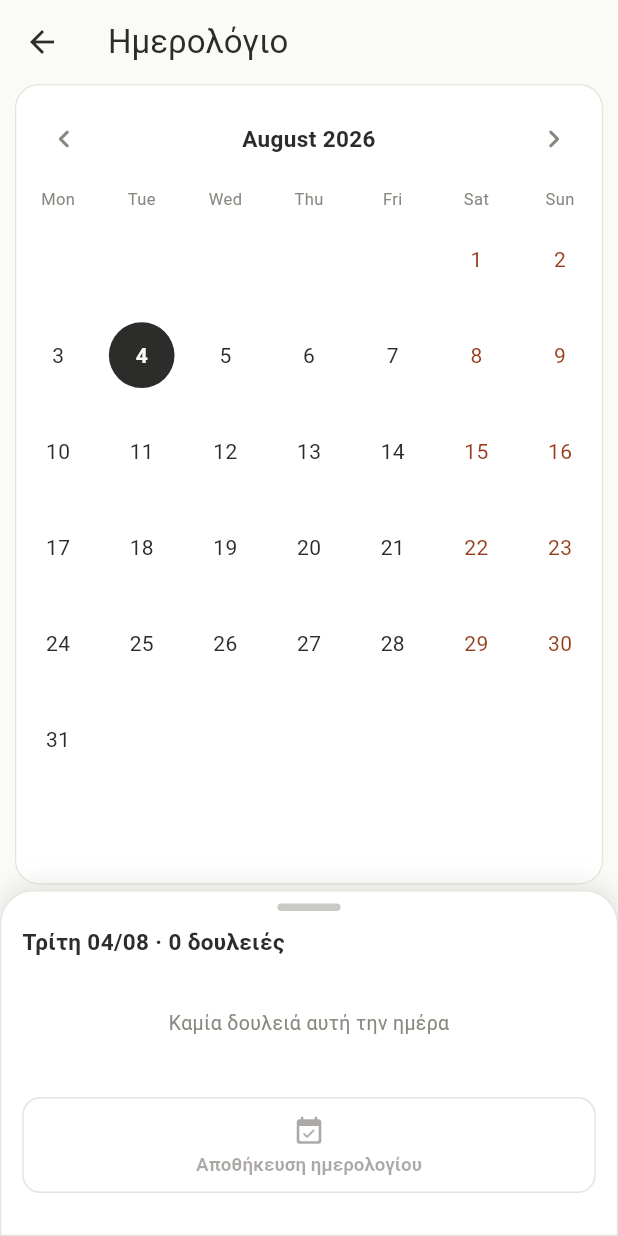
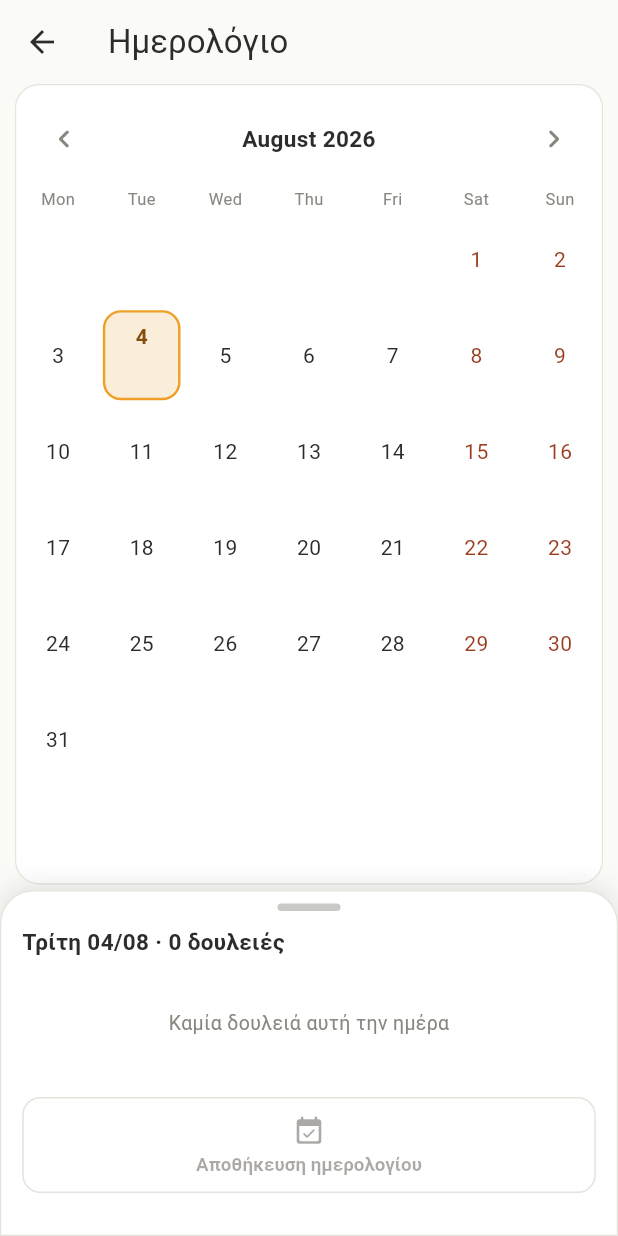
Before and after one commit to techtacy-taxi/Taxi-app-web, a Flutter app: the JobsCalendarPage screen opened directly with empty values, on a phone screen of 412 x 824 dp. Run offline on Flutter 3.47's test engine with Material 3 defaults, Android fonts, the phone set to English and light mode, and no system bars; drawn by our look-alikes of table_calendar; our stand-ins replace cloud_firestore, cloud_functions, firebase_auth, firebase_core, firebase_messaging, flutter_colorpicker and 14 more; missing offline and left inert: audio_session, dart:html, dart:js_interop, flutter_foreground_task, flutter_sound; accounts and stored records are empty.

Commit message:
εγραφη νεου χριστη και ειδοποιηση + μαζικα εβεντ - δουλεια google calendar + Χρωματα

```diff
--- a/lib/calendar/jobs_calendar_page.dart
+++ b/lib/calendar/jobs_calendar_page.dart
@@ -71,6 +71,34 @@ class JobsCalendarPage extends StatefulWidget {
 }
 
 class _JobsCalendarPageState extends State<JobsCalendarPage> {
+
+  // ── Κελί ημέρας: ΟΛΟ το κουτί επιλέγεται, όχι μόνο ο αριθμός ─────────────
+  // Πριν το selected/today ήταν κύκλος γύρω από τον αριθμό και οι κουκκίδες
+  // έμεναν απ' έξω. Τώρα το φόντο γεμίζει το κελί (radius 12), οπότε μπαίνουν
+  // ΜΕΣΑ και η ημερομηνία και οι τελίτσες. Όλα τα χρώματα είναι theme-aware
+  // (amberSoft / amber / amberDeep) → δουλεύει σε ανοιχτό και σκούρο.
+  static Widget _dayCellBox(AppColors c, DateTime day,
+      {required bool selected}) {
+    return Container(
+      margin: const EdgeInsets.all(2),
+      decoration: BoxDecoration(
+        color: c.amberSoft,
+        borderRadius: BorderRadius.circular(12),
+        border: selected ? Border.all(color: c.amber, width: 1.6) : null,
+      ),
+      alignment: Alignment.topCenter,
+      padding: const EdgeInsets.only(top: 6),
+      child: Text(
+        '${day.day}',
+        style: TextStyle(
+          fontSize: 14,
+          fontWeight: selected ? FontWeight.w700 : FontWeight.w600,
+          color: c.amberDeep,
+        ),
+      ),
+    );
+  }
+
   DateTime _focusedMonth = DateTime.now();
   DateTime _selectedDay  = DateTime.now();
 
@@ -578,21 +606,12 @@ class _JobsCalendarPageState extends State<JobsCalendarPage> {
           outsideDaysVisible: false,
           defaultTextStyle:   TextStyle(fontSize: 14, color: c.textMain),
           weekendTextStyle:   const TextStyle(fontSize: 14, color: Color(0xFF993C1D)),
-          todayDecoration: BoxDecoration(
-            color:  c.amberSoft,
-            shape:  BoxShape.circle,
-          ),
-          todayTextStyle: TextStyle(
-              color: c.isDark ? c.amberDeep : const Color(0xFF633806),
-              fontWeight: FontWeight.w600),
-          selectedDecoration: BoxDecoration(
-            color: c.textMain,
-            shape: BoxShape.circle,
-          ),
-          selectedTextStyle: TextStyle(
-              color: c.scaffold, fontWeight: FontWeight.w600),
         ),
         calendarBuilders: CalendarBuilders<_CalEntry>(
+          selectedBuilder: (ctx, day, _) =>
+              _dayCellBox(c, day, selected: true),
+          todayBuilder: (ctx, day, _) =>
+              _dayCellBox(c, day, selected: false),
           // Έως 12 κουκκίδες σε ΤΡΕΙΣ σειρές (4+4+4) — «+Ν» αν υπάρχουν κι
           // άλλες. Οι κουκκίδες ΜΕΓΑΛΩΣΑΝ (8→9px) όπως ζητήθηκε, δεν
           // μικρύνθηκαν. Χωρητικότητα: πλάτος 46 / (9 + 2 κενό) ≈ 4 ανά
--- a/pubspec.yaml
+++ b/pubspec.yaml
@@ -2,7 +2,7 @@ name: taxi_athens_driver
 description: "Taxi Athens Driver"
 publish_to: 'none'
 
-version: 1.0.0+202608041330
+version: 1.0.0+202608041455
 
 environment:
   sdk: ^3.11.5
```
Also changed, not shown: lib/calendar/calendar_event_parser.dart (+35 -2 lines), lib/calendar/google_calendar_page.dart (+71 -9 lines).
